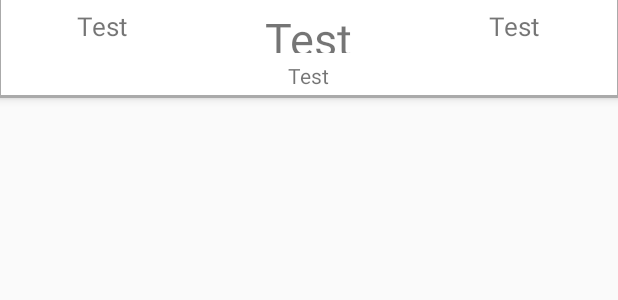
After one commit to maloubobola/Udacity, an Android app: the layout widget_score_item.xml on its own in the app's theme, with its tools: preview values and no code run, on a phone screen of 412 x 824 dp. The commit adds this screen. Shown: the top 300 px of the screen. Run offline under Robolectric (Android 15) with nearby library versions, the phone set to English and light mode, and no system bars.

Commit message:
Begin work on collection widget.

```diff
--- a/SuperDuo/Football_Scores/app/src/main/java/barqsoft/footballscores/contract/DatabaseContract.java
+++ b/SuperDuo/Football_Scores/app/src/main/java/barqsoft/footballscores/contract/DatabaseContract.java
@@ -21,6 +21,7 @@ public class DatabaseContract {
         public static final String MATCH_ID = "match_id";
         public static final String MATCH_DAY = "match_day";
 
+        public static final int INDEX_ID = 0;
         public static final int INDEX_DATE = 1;
         public static final int INDEX_TIME = 2;
         public static final int INDEX_HOME = 3;
@@ -30,6 +31,8 @@ public class DatabaseContract {
         public static final int INDEX_AWAY_GOALS = 7;
         public static final int INDEX_MATCH_ID = 8;
         public static final int INDEX_MATCH_DAY = 9;
+
+        public static final String FOOTBALL_SCORES_HASHTAG = "#Football_Scores";
 
         public static final String CONTENT_TYPE = ContentResolver.CURSOR_DIR_BASE_TYPE + "/" + CONTENT_AUTHORITY + "/" + PATH;
         public static final String CONTENT_ITEM_TYPE = ContentResolver.CURSOR_ITEM_BASE_TYPE + "/" + CONTENT_AUTHORITY + "/" + PATH;
--- /dev/null
+++ b/SuperDuo/Football_Scores/app/src/main/res/layout/widget_score_item.xml
@@ -0,0 +1,82 @@
+<?xml version="1.0" encoding="utf-8"?>
+<LinearLayout
+    xmlns:android="http://schemas.android.com/apk/res/android"
+    android:orientation="vertical"
+    android:layout_width="match_parent"
+    android:layout_height="wrap_content"
+    android:elevation="4dp"
+    android:background="@drawable/list_item">
+
+    <LinearLayout
+        android:orientation="horizontal" android:layout_width="match_parent"
+        android:layout_height="wrap_content"
+        android:paddingTop="5dp">
+        <LinearLayout
+            android:layout_width="0dp"
+            android:layout_height="match_parent"
+            android:layout_weight="1"
+            android:orientation="vertical">
+            <ImageView
+                android:layout_width="wrap_content"
+                android:layout_height="wrap_content"
+                android:layout_gravity="center"
+                android:id="@+id/home_crest"/>
+            <TextView
+                android:layout_width="wrap_content"
+                android:layout_height="wrap_content"
+                android:layout_gravity="center"
+                android:textSize="@dimen/TeamNames"
+                android:gravity="center"
+                android:text="@string/test_text"
+                android:id="@+id/home_name"/>
+        </LinearLayout>
+        <LinearLayout
+            android:layout_width="0dp"
+            android:layout_height="match_parent"
+            android:layout_weight="1"
+            android:orientation="vertical">
+            <TextView
+                android:layout_width="wrap_content"
+                android:layout_height="0dp"
+                android:layout_weight="1"
+                android:text="@string/test_text"
+                android:layout_gravity="center"
+                android:gravity="center"
+                android:textSize="@dimen/Score"
+                android:id="@+id/score_textview"/>
+            <TextView
+                android:layout_width="wrap_content"
+                android:layout_height="0dp"
+                android:layout_weight="1"
+                android:text="@string/test_text"
+                android:layout_gravity="center"
+                android:gravity="center"
+                android:id="@+id/data_textview"/>
+
+        </LinearLayout>
+        <LinearLayout
+            android:layout_width="0dp"
+            android:layout_height="match_parent"
+            android:layout_weight="1"
+            android:orientation="vertical">
+            <ImageView
+                android:layout_width="wrap_content"
+                android:layout_height="wrap_content"
+                android:layout_gravity="center"
+                android:id="@+id/away_crest"/>
+            <TextView
+                android:layout_width="wrap_content"
+                android:layout_height="wrap_content"
+                android:layout_gravity="center"
+                android:gravity="center"
+                android:text="@string/test_text"
+                android:textSize="@dimen/TeamNames"
+                android:id="@+id/away_name"/>
+        </LinearLayout>
+    </LinearLayout>
+    <FrameLayout
+        android:layout_width="match_parent"
+        android:layout_height="wrap_content"
+        android:id="@+id/details_fragment_container">
+    </FrameLayout>
+</LinearLayout>
--- /dev/null
+++ b/SuperDuo/Football_Scores/app/src/main/res/layout/widget_scores_list.xml
@@ -0,0 +1,6 @@
+<?xml version="1.0" encoding="utf-8"?>
+<LinearLayout xmlns:android="http://schemas.android.com/apk/res/android"
+    android:orientation="vertical" android:layout_width="match_parent"
+    android:layout_height="match_parent">
+
+</LinearLayout>
--- a/SuperDuo/Football_Scores/app/src/main/res/xml/widget_last_score.xml
+++ b/SuperDuo/Football_Scores/app/src/main/res/xml/widget_last_score.xml
@@ -5,4 +5,6 @@
     android:initialLayout="@layout/widget_last_score"
     android:minHeight="@dimen/widget_last_score_default_height"
     android:minWidth="@dimen/widget_last_score_default_width"
-    android:updatePeriodMillis="0" />
+    android:updatePeriodMillis="0"
+    android:resizeMode="horizontal|vertical"
+    />
```
Also changed, not shown: SuperDuo/Football_Scores/app/src/main/AndroidManifest.xml (+16 -1 lines), SuperDuo/Football_Scores/app/src/main/java/barqsoft/footballscores/app/score/AllScoresWidget.java (added, +78 -0 lines), SuperDuo/Football_Scores/app/src/main/java/barqsoft/footballscores/model/adapter/ScoresAdapter.java (+20 -47 lines), SuperDuo/Football_Scores/app/src/main/java/barqsoft/footballscores/service/AllScoresService.java (added, +134 -0 lines), SuperDuo/Football_Scores/app/src/main/res/layout/pager_fragment.xml (+6 -3 lines), SuperDuo/Football_Scores/app/src/main/res/values/strings.xml (+1 -0 lines), SuperDuo/Football_Scores/app/src/main/res/xml/widget_all_scores.xml (added, +11 -0 lines).
